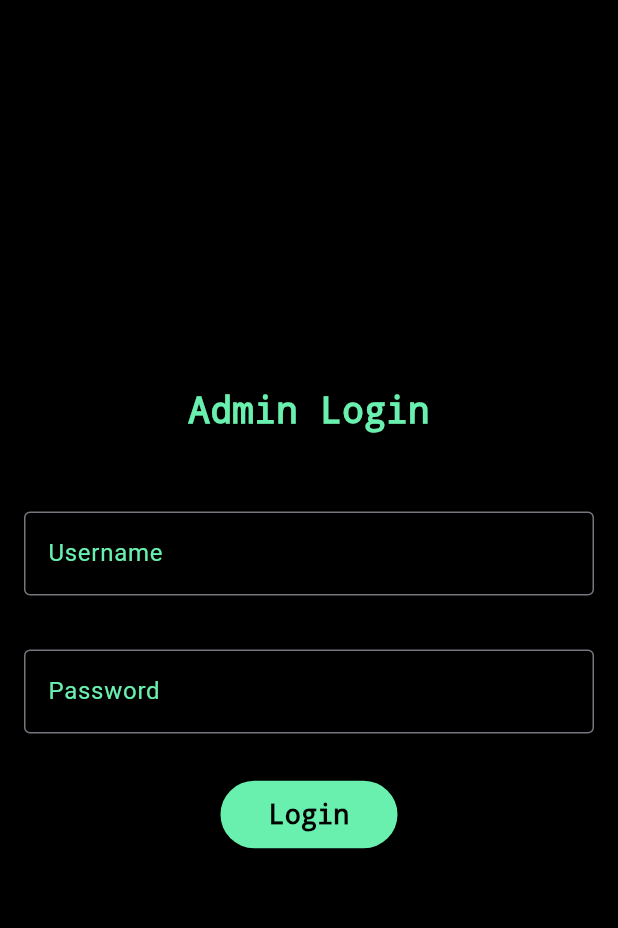
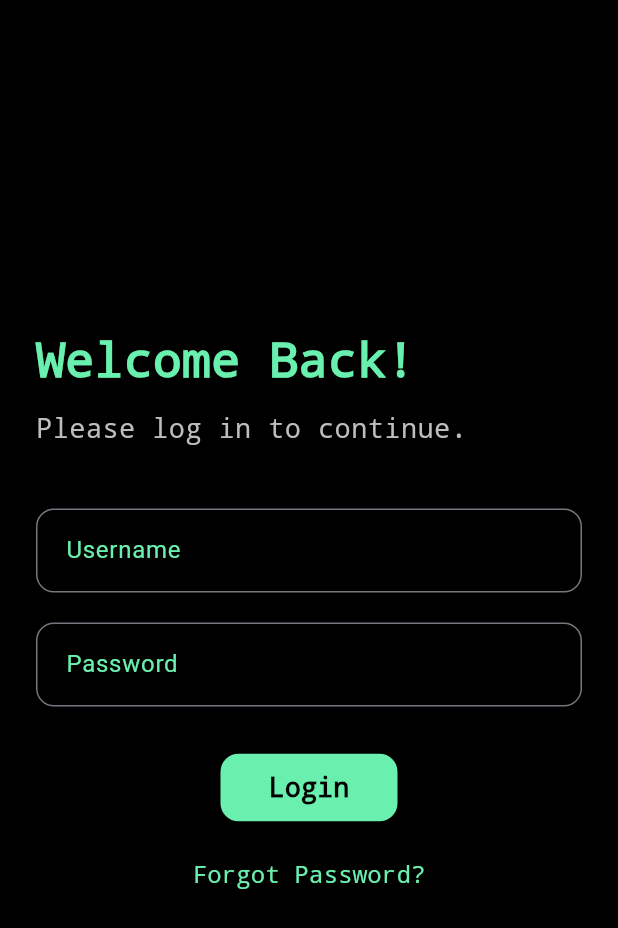
Before and after one commit to Parth7039/Universal-Switch-setup, a Flutter app: the screen it shows after launch, after a tap on "Admin", on a phone screen of 412 x 824 dp. Shown: the top 928 px of the screen. Run offline on Flutter 3.47's test engine with Material 3 defaults, Android fonts, the phone set to English and light mode, and no system bars; our stand-ins replace animated_text_kit, firebase_core; accounts and stored records are empty; network calls fail.

Commit message:
first commit

```diff
--- a/lib/adminlogin.dart
+++ b/lib/adminlogin.dart
@@ -1,6 +1,5 @@
 import 'package:codeverse/adminpage.dart';
 import 'package:flutter/material.dart';
-import 'dashboard.dart'; // Import your DashboardPage
 
 class AdminLogin extends StatefulWidget {
   const AdminLogin({super.key});
@@ -20,45 +19,85 @@ class _AdminLoginState extends State<AdminLogin> {
       body: Center(
         child: SingleChildScrollView(
           child: Padding(
-            padding: const EdgeInsets.all(16.0),
+            padding: const EdgeInsets.symmetric(horizontal: 24.0),
             child: Column(
               mainAxisAlignment: MainAxisAlignment.center,
+              crossAxisAlignment: CrossAxisAlignment.start,
               children: [
+                // Welcome message
                 Text(
-                  'Admin Login',
+                  'Welcome Back!',
                   style: TextStyle(
-                    fontSize: 24,
+                    fontSize: 32,
                     fontWeight: FontWeight.bold,
                     color: Colors.greenAccent,
                     fontFamily: 'Courier',
                   ),
                 ),
+                SizedBox(height: 10),
+                Text(
+                  'Please log in to continue.',
+                  style: TextStyle(
+                    fontSize: 18,
+                    color: Colors.grey[400],
+                    fontFamily: 'Courier',
+                  ),
+                ),
                 SizedBox(height: 40),
+                // TextFields in a Form
+                Form(
+                  child: Column(
+                    crossAxisAlignment: CrossAxisAlignment.start,
+                    children: [
                       customTextField(
                         labelText: 'Username',
                         hintText: 'Enter the username',
                         controller: _usernameController,
                       ),
-                SizedBox(height: 16),
+                      SizedBox(height: 20),
                       customTextField(
                         labelText: 'Password',
                         hintText: 'Enter the password',
                         controller: _passwordController,
                         obscureText: true,
                       ),
-                SizedBox(height: 20),
-                ElevatedButton(
+                    ],
+                  ),
+                ),
+                SizedBox(height: 30),
+                // Login Button
+                Center(
+                  child: ElevatedButton(
                     onPressed: () {
-                    // Navigate directly to DashboardPage
+                      String username = _usernameController.text;
+                      String password = _passwordController.text;
+
+                      // Validate if the username and password are both 'admin'
+                      if (username == 'admin' && password == 'admin') {
+                        // Navigate to Adminpage if credentials are correct
                         Navigator.pushReplacement(
                           context,
-                      MaterialPageRoute(builder: (context) => Adminpage()),
+                          MaterialPageRoute(
+                              builder: (context) => Adminpage()),
                         );
+                      } else {
+                        // Show a Snackbar if credentials are incorrect
+                        ScaffoldMessenger.of(context).showSnackBar(
+                          SnackBar(
+                            content: Text('Incorrect credentials'),
+                            backgroundColor: Colors.red,
+                          ),
+                        );
+                      }
                     },
                     style: ElevatedButton.styleFrom(
+                      elevation: 5, // Add shadow for depth
                       foregroundColor: Colors.black,
                       backgroundColor: Colors.greenAccent,
                       padding: EdgeInsets.symmetric(horizontal: 32, vertical: 12),
+                      shape: RoundedRectangleBorder(
+                        borderRadius: BorderRadius.circular(12), // Rounded corners
+                      ),
                       textStyle: TextStyle(
                         fontSize: 18,
                         fontWeight: FontWeight.bold,
@@ -66,6 +105,24 @@ class _AdminLoginState extends State<AdminLogin> {
                       ),
                     ),
                     child: Text('Login'),
+                  ),
+                ),
+                SizedBox(height: 10),
+                // Forgot Password (Optional)
+                Center(
+                  child: TextButton(
+                    onPressed: () {
+                      // Implement forgot password functionality
+                    },
+                    child: Text(
+                      'Forgot Password?',
+                      style: TextStyle(
+                        color: Colors.greenAccent,
+                        fontFamily: 'Courier',
+                        fontSize: 16,
+                      ),
+                    ),
+                  ),
                 ),
               ],
             ),
@@ -81,25 +138,25 @@ class _AdminLoginState extends State<AdminLogin> {
     required TextEditingController controller,
     bool obscureText = false,
   }) {
-    return Container(
-      padding: EdgeInsets.symmetric(vertical: 10.0),
-      child: TextField(
+    return TextField(
       controller: controller,
       obscureText: obscureText,
       decoration: InputDecoration(
         labelText: labelText,
         hintText: hintText,
+        contentPadding: EdgeInsets.symmetric(horizontal: 16, vertical: 16),
         border: OutlineInputBorder(
+          borderRadius: BorderRadius.circular(12.0), // Rounded corners
           borderSide: BorderSide(color: Colors.greenAccent),
         ),
         focusedBorder: OutlineInputBorder(
+          borderRadius: BorderRadius.circular(12.0),
           borderSide: BorderSide(color: Colors.greenAccent),
         ),
         labelStyle: TextStyle(color: Colors.greenAccent),
         hintStyle: TextStyle(color: Colors.grey),
       ),
       style: TextStyle(color: Colors.greenAccent),
-      ),
     );
   }
 }
```
Also changed, not shown: lib/adminpage.dart (+20 -1 lines), lib/userpage.dart (+3 -17 lines). Lines whose indentation alone changed are shown as unchanged.
